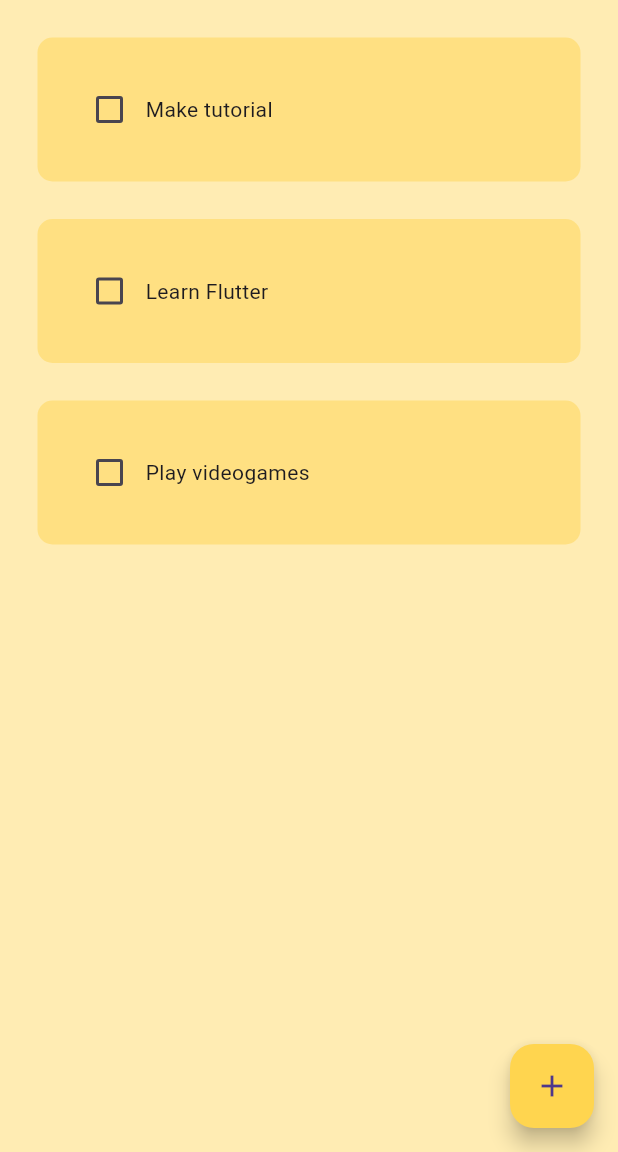
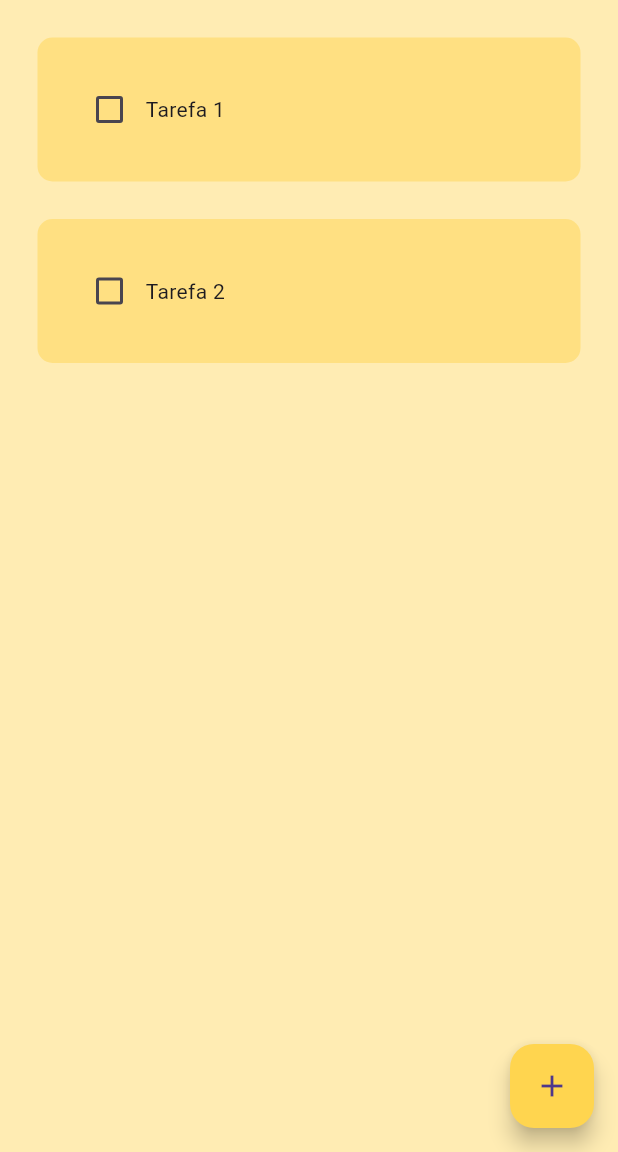
Before and after one commit to pewilliam/todo_flutter, a Flutter app: the screen it shows after launch, on a phone screen of 412 x 824 dp, the part 84-1236 px from its top. Run offline on Flutter 3.47's test engine with Material 3 defaults, Android fonts, the phone set to English and light mode, and no system bars; drawn by our look-alikes of flutter_slidable; our stand-ins replace hive_flutter; accounts and stored records are empty.

Commit message:
Adicionado hive para armazenamento de dados

```diff
--- /dev/null
+++ b/lib/data/database.dart
@@ -0,0 +1,23 @@
+import 'package:hive_flutter/hive_flutter.dart';
+
+class ToDoDatabase {
+  List toDoList = [];
+
+  final _mybox = Hive.box('mybox');
+
+  // run if it's first time ever opening this app
+  void createInitialData() {
+    toDoList = [
+      ["Tarefa 1", false],
+      ["Tarefa 2", false],
+    ];
+  }
+
+  void loadData() {
+    toDoList = _mybox.get("TODOLIST");
+  }
+
+  void updateData() {
+    _mybox.put("TODOLIST", toDoList);
+  }
+}
--- a/lib/pages/home_page.dart
+++ b/lib/pages/home_page.dart
@@ -1,7 +1,9 @@
 // ignore_for_file: prefer_const_constructors, prefer_const_literals_to_create_immutables
 
 import 'package:flutter/material.dart';
+import 'package:todoapp/data/database.dart';
 import 'package:todoapp/util/dialog_box.dart';
+import 'package:hive_flutter/hive_flutter.dart';
 import 'package:todoapp/util/todo_tile.dart';
 
 class HomePage extends StatefulWidget {
@@ -13,25 +15,34 @@ class HomePage extends StatefulWidget {
 
 class _HomePageState extends State<HomePage> {
   final _controller = TextEditingController();
+  final _mybox = Hive.box('mybox');
+  ToDoDatabase db = ToDoDatabase();
 
-  List toDoList = [
-    ["Make tutorial", false],
-    ["Learn Flutter", false],
-    ["Play videogames", false],
-  ];
+  @override
+  void initState() {
+    if (_mybox.get("TODOLIST") == null) {
+      db.createInitialData();
+    } else {
+      db.loadData();
+    }
+
+    super.initState();
+  }
 
   void checkBoxChanged(bool? value, int index) {
     setState(() {
-      toDoList[index][1] = !toDoList[index][1];
+      db.toDoList[index][1] = !db.toDoList[index][1];
     });
+    db.updateData();
   }
 
   void saveNewTask() {
     Navigator.of(context).pop();
     setState(() {
-      toDoList.add([_controller.text, false]);
+      db.toDoList.add([_controller.text, false]);
       _controller.clear();
     });
+    db.updateData();
   }
 
   void createNewTask() {
@@ -49,8 +60,9 @@ class _HomePageState extends State<HomePage> {
 
   void deleteTask(int index) {
     setState(() {
-      toDoList.removeAt(index);
+      db.toDoList.removeAt(index);
     });
+    db.updateData();
   }
 
   @override
@@ -70,10 +82,10 @@ class _HomePageState extends State<HomePage> {
         ),
       ),
       body: ListView.builder(
-        itemCount: toDoList.length,
+        itemCount: db.toDoList.length,
         itemBuilder: (context, index) {
           return Dismissible(
-            key: Key(toDoList[index][0]),
+            key: Key(db.toDoList[index][0]),
             onDismissed: (direction) {
               deleteTask(index);
               ScaffoldMessenger.of(context).showSnackBar(
@@ -84,8 +96,8 @@ class _HomePageState extends State<HomePage> {
             },
             background: Container(color: Colors.red),
             child: ToDoTile(
-              taskName: toDoList[index][0],
-              isCompleted: toDoList[index][1],
+              taskName: db.toDoList[index][0],
+              isCompleted: db.toDoList[index][1],
               onChanged: (value) => checkBoxChanged(value, index),
               deleteFunction: (context) => deleteTask(index),
             ),
--- a/pubspec.yaml
+++ b/pubspec.yaml
@@ -35,8 +35,12 @@ dependencies:
   # Use with the CupertinoIcons class for iOS style icons.
   cupertino_icons: ^1.0.6
   flutter_slidable: ^3.1.0
+  hive: ^2.2.3
+  hive_flutter: ^1.1.0
 
 dev_dependencies:
+  hive_generator: ^1.1.3
+  build_runner: ^2.4.5
   flutter_test:
     sdk: flutter
 
```
Also changed, not shown: lib/main.dart (+6 -1 lines), pubspec.lock, 1 other file.
